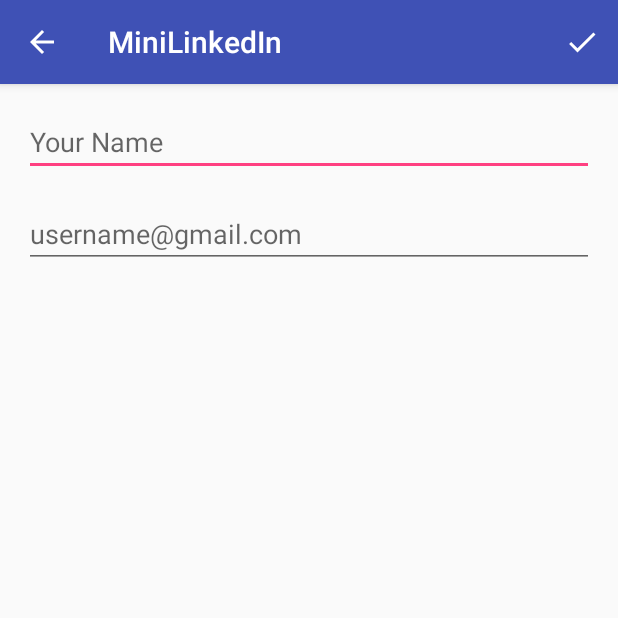
After one commit to hzhang428/MiniLinkedIn, an Android app: the BasicInfoEditActivity screen opened directly, with no data from a screen before it, on a phone screen of 412 x 824 dp, the top half of it. The commit adds this screen. Run offline under Robolectric (Android 15) with nearby library versions, the phone set to English and light mode, and no system bars.

Commit message:
Fulfilled the functionality for basic info

```diff
--- a/app/src/main/AndroidManifest.xml
+++ b/app/src/main/AndroidManifest.xml
@@ -17,6 +17,7 @@
         </activity>
 
         <activity android:name=".EducationEditActivity" />
+        <activity android:name=".BasicInfoEditActivity" />
     </application>
     s
 </manifest>
--- /dev/null
+++ b/app/src/main/java/com/example/haozhang/minilinkedin/BasicInfoEditActivity.java
@@ -0,0 +1,57 @@
+package com.example.haozhang.minilinkedin;
+
+import android.app.Activity;
+import android.content.Intent;
+import android.support.annotation.NonNull;
+import android.support.annotation.Nullable;
+import android.widget.EditText;
+import android.widget.TextView;
+
+import com.example.haozhang.minilinkedin.EditActivity;
+import com.example.haozhang.minilinkedin.R;
+import com.example.haozhang.minilinkedin.model.BasicInfo;
+
+/**
+ * Created by haozhang on 3/24/17.
+ */
+
+public class BasicInfoEditActivity extends EditActivity<BasicInfo> {
+
+    public static final String KEY_BASIC_INFO = "basic_info";
+
+
+    @Override
+    protected int getLayoutId() {
+        return R.layout.activity_basic_info_edit;
+    }
+
+    @Override
+    protected void setupUIForCreate() {
+
+    }
+
+    @Override
+    protected void setupUIForEdit(@NonNull BasicInfo data) {
+        ((EditText) findViewById(R.id.basic_info_edit_name)).setText(data.name);
+        ((EditText) findViewById(R.id.basic_info_edit_email)).setText(data.email);
+    }
+
+    @Override
+    protected void saveAndExit(@Nullable BasicInfo data) {
+        if (data == null) {
+            data = new BasicInfo();
+        }
+        data.name = ((EditText) findViewById(R.id.basic_info_edit_name)).getText().toString();
+        data.email = ((EditText) findViewById(R.id.basic_info_edit_email)).getText().toString();
+
+        Intent resultIntent = new Intent();
+        resultIntent.putExtra(KEY_BASIC_INFO, data);
+        setResult(Activity.RESULT_OK, resultIntent);
+        finish();
+    }
+
+    @Override
+    protected BasicInfo initializeData() {
+        return getIntent().getParcelableExtra(KEY_BASIC_INFO);
+    }
+}
--- a/app/src/main/java/com/example/haozhang/minilinkedin/EditActivity.java
+++ b/app/src/main/java/com/example/haozhang/minilinkedin/EditActivity.java
@@ -10,6 +10,7 @@ import android.view.MenuItem;
 /**
  * Created by haozhang on 3/23/17.
  */
+
 
 public abstract class EditActivity<T> extends AppCompatActivity {
 
--- a/app/src/main/java/com/example/haozhang/minilinkedin/model/Education.java
+++ b/app/src/main/java/com/example/haozhang/minilinkedin/model/Education.java
@@ -16,15 +16,10 @@ import java.util.UUID;
 public class Education implements Parcelable {
 
     public String id;
-
     public String school;
-
     public String major;
-
     public Date startDate;
-
     public Date endDate;
-
     public List<String> courses;
 
     public Education() {
--- /dev/null
+++ b/app/src/main/res/layout/activity_basic_info_edit.xml
@@ -0,0 +1,22 @@
+<?xml version="1.0" encoding="utf-8"?>
+<LinearLayout xmlns:android="http://schemas.android.com/apk/res/android"
+    android:orientation="vertical"
+    android:layout_width="match_parent"
+    android:layout_height="match_parent"
+    android:padding="@dimen/spacing_medium">
+
+    <EditText
+        android:id="@+id/basic_info_edit_name"
+        android:layout_width="match_parent"
+        android:layout_height="wrap_content"
+        android:layout_marginBottom="@dimen/spacing_medium"
+        android:hint="@string/your_name" />
+
+    <EditText
+        android:id="@+id/basic_info_edit_email"
+        android:layout_width="match_parent"
+        android:layout_height="wrap_content"
+        android:layout_marginBottom="@dimen/spacing_medium"
+        android:hint="@string/your_email" />
+
+</LinearLayout>
```
Also changed, not shown: app/src/main/java/com/example/haozhang/minilinkedin/MainActivity.java (+30 -2 lines), app/src/main/java/com/example/haozhang/minilinkedin/model/BasicInfo.java (+35 -2 lines), app/src/main/java/com/example/haozhang/minilinkedin/util/ModelUtils.java (+69 -3 lines), app/src/main/res/layout/activity_experience_edit.xml (added, +7 -0 lines), app/src/main/res/layout/activity_project_edit.xml (added, +7 -0 lines).
